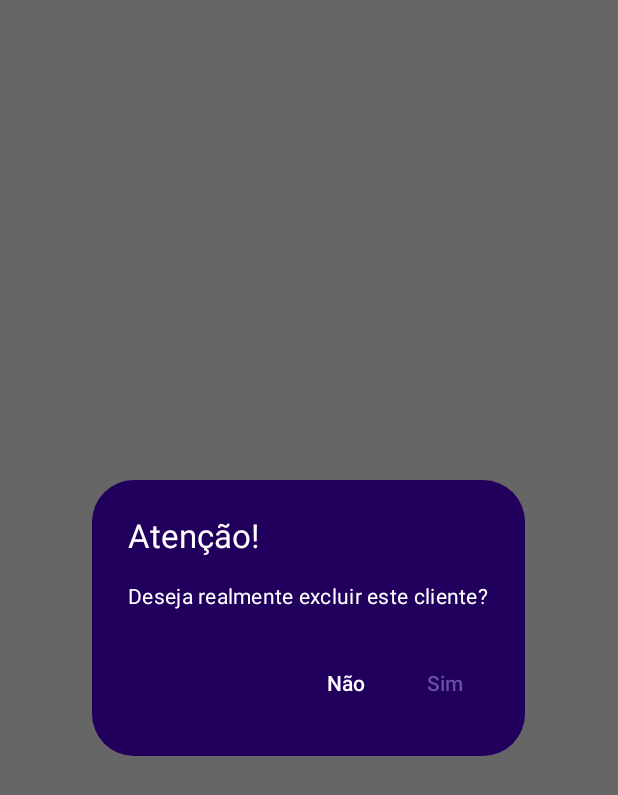
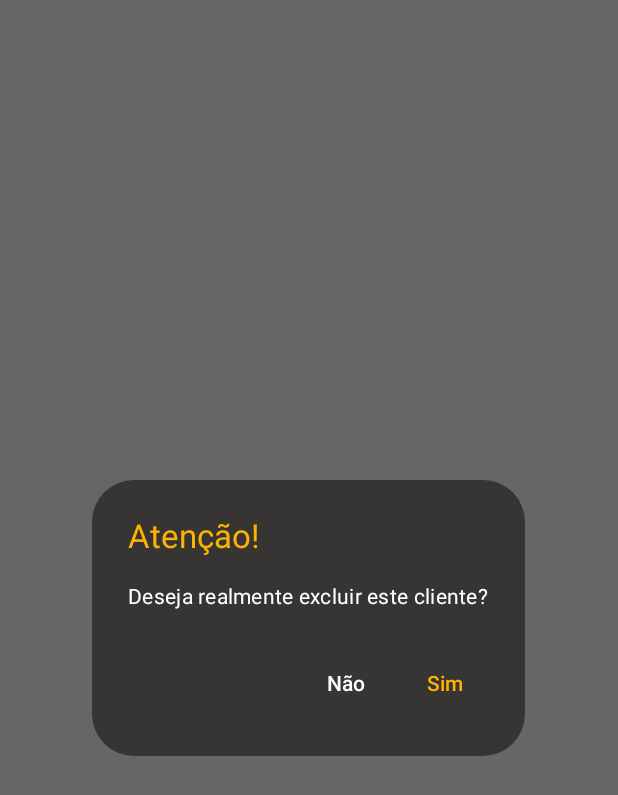
Before and after one commit to moh4b-z/OportunyFam-Mobile-ONG, an Android app built with Jetpack Compose: the @Preview function CardAvisoPreview, on a phone screen of 412 x 824 dp. Shown: the top 795 px of the screen. Run offline under Robolectric (Android 15) with nearby library versions, the phone set to English and light mode, and no system bars.

Commit message:
Mundaças no card de aviso

```diff
--- a/app/src/main/java/com/example/Components/CardAviso.kt
+++ b/app/src/main/java/com/example/Components/CardAviso.kt
@@ -3,6 +3,7 @@ import androidx.compose.material3.MaterialTheme
 import androidx.compose.material3.Text
 import androidx.compose.material3.TextButton
 import androidx.compose.runtime.Composable
+import androidx.compose.ui.graphics.Color
 import androidx.compose.ui.tooling.preview.Preview
 
 @Composable
@@ -18,14 +19,14 @@ fun CardAviso(
             Text(
                 text = "Atenção!",
                 style = MaterialTheme.typography.titleLarge,
-                color = MaterialTheme.colorScheme.onPrimary
+                color = Color(0xFFFFB301)
             )
         },
         text = {
             Text(
                 text = pergunta,
                 style = MaterialTheme.typography.bodyMedium,
-                color = MaterialTheme.colorScheme.onPrimary
+                color = Color(0xFFFFFFFF)
             )
         },
         confirmButton = {
@@ -35,7 +36,7 @@ fun CardAviso(
                 Text(
                     text = "Sim"
                     ,
-                    color = MaterialTheme.colorScheme.primary
+                    color = Color(0xFFFFB301)
                 )
             }
         },
@@ -45,11 +46,11 @@ fun CardAviso(
             ) {
                 Text(
                     text = "Não",
-                    color = MaterialTheme.colorScheme.onPrimary
+                    color = Color(0xFFFFFFFF)
                 )
             }
         },
-        containerColor = MaterialTheme.colorScheme.onPrimaryContainer
+        containerColor = Color(0xFF363534)
     )
 }
 
--- a/app/src/main/java/com/example/theme/Color.kt
+++ b/app/src/main/java/com/example/theme/Color.kt
@@ -13,7 +13,7 @@ val onPrimaryLight = Color(0xFFFFFFFF)
 val primaryContainerLight = Color(0xFFFFB301)
 val onPrimaryContainerLight = Color(0xFF363534)
 val secondaryLight = Color(0xFFFFA000)
-val onSecondaryLight = Color(0xFFFFFFFF)
+val onSecondaryLight = Color(0xFFC5C5C5)
 val backgroundLight = Color(0xFFFFFFFF)
 val onBackgroundLight = Color(0xFF1C1B20)
 val surfaceLight = Color(0xFFFFFFFF)
```
